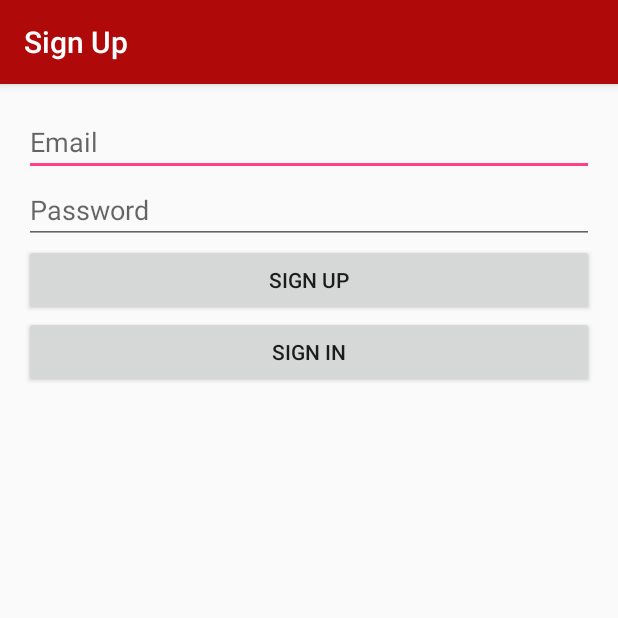
After one commit to nisargap/DapMe, an Android app: the Register screen opened directly, with no data from a screen before it, on a phone screen of 412 x 824 dp, the top half of it. The commit adds this screen. Run offline under Robolectric (Android 15) with nearby library versions, the phone set to English and light mode, and no system bars; libraries missing offline, so code that uses them is left out: com.firebase.client; 1 statement that could not run was skipped.

Commit message:
Completed User Authentication with the User and Password provider and also completed user sign up

```diff
--- /dev/null
+++ b/app/src/main/java/nisargap/dapme/Register.java
@@ -0,0 +1,50 @@
+package nisargap.dapme;
+
+import android.content.Intent;
+import android.support.v7.app.AppCompatActivity;
+import android.os.Bundle;
+import android.view.View;
+import android.widget.EditText;
+
+import com.firebase.client.Firebase;
+import com.firebase.client.FirebaseError;
+
+import java.util.Map;
+
+public class Register extends AppCompatActivity {
+
+    FirebaseUserAuth mUserAuth;
+    @Override
+    protected void onCreate(Bundle savedInstanceState) {
+        super.onCreate(savedInstanceState);
+        setContentView(R.layout.activity_register);
+        mUserAuth = new FirebaseUserAuth();
+    }
+    public void goToLoginView(View v){
+
+        Intent goToLogin = new Intent(Register.this, LoginActivity.class);
+        startActivity(goToLogin);
+
+    }
+
+    public void createUser(View v){
+
+        EditText emailEditText = (EditText)findViewById(R.id.emailField);
+        EditText passwordEditText = (EditText) findViewById(R.id.passwordField);
+
+        mUserAuth.createNewUser(emailEditText.getText().toString(), passwordEditText.getText().toString(), new Firebase.ValueResultHandler<Map<String, Object>>() {
+            @Override
+            public void onSuccess(Map<String, Object> stringObjectMap) {
+
+                Intent goToLogin = new Intent(Register.this, LoginActivity.class);
+                startActivity(goToLogin);
+            }
+
+            @Override
+            public void onError(FirebaseError firebaseError) {
+
+            }
+        });
+
+    }
+}
--- /dev/null
+++ b/app/src/main/res/layout/activity_register.xml
@@ -0,0 +1,51 @@
+<?xml version="1.0" encoding="utf-8"?>
+<RelativeLayout xmlns:android="http://schemas.android.com/apk/res/android"
+    xmlns:tools="http://schemas.android.com/tools" android:layout_width="match_parent"
+    android:layout_height="match_parent" android:paddingLeft="@dimen/activity_horizontal_margin"
+    android:paddingRight="@dimen/activity_horizontal_margin"
+    android:paddingTop="@dimen/activity_vertical_margin"
+    android:paddingBottom="@dimen/activity_vertical_margin" tools:context="nisargap.dapme.Register">
+
+    <EditText
+        android:layout_width="wrap_content"
+        android:layout_height="wrap_content"
+        android:inputType="textEmailAddress"
+        android:ems="10"
+        android:id="@+id/emailField"
+        android:layout_alignParentStart="true"
+        android:layout_alignParentTop="true"
+        android:layout_alignParentEnd="true"
+        android:hint="@string/prompt_email" />
+
+    <EditText
+        android:layout_width="wrap_content"
+        android:layout_height="wrap_content"
+        android:inputType="textEmailAddress"
+        android:ems="10"
+        android:id="@+id/passwordField"
+        android:hint="@string/prompt_password"
+        android:layout_below="@+id/emailField"
+        android:layout_alignParentStart="true"
+        android:layout_alignEnd="@+id/emailField"
+        android:password="true" />
+
+    <Button
+        android:layout_width="wrap_content"
+        android:layout_height="wrap_content"
+        android:text="@string/action_sign_up"
+        android:id="@+id/button2"
+        android:layout_below="@+id/passwordField"
+        android:layout_alignParentStart="true"
+        android:layout_alignEnd="@+id/passwordField"
+        android:onClick="createUser" />
+
+    <Button
+        android:layout_width="wrap_content"
+        android:layout_height="wrap_content"
+        android:text="@string/action_sign_in"
+        android:id="@+id/button3"
+        android:layout_below="@+id/button2"
+        android:layout_alignEnd="@+id/button2"
+        android:layout_alignParentStart="true"
+        android:onClick="goToLoginView" />
+</RelativeLayout>
--- /dev/null
+++ b/app/src/main/res/values-w820dp/dimens.xml
@@ -0,0 +1,6 @@
+<resources>
+    <!-- Example customization of dimensions originally defined in res/values/dimens.xml
+         (such as screen margins) for screens with more than 820dp of available width. This
+         would include 7" and 10" devices in landscape (~960dp and ~1280dp respectively). -->
+    <dimen name="activity_horizontal_margin">64dp</dimen>
+</resources>
--- a/app/src/main/res/values/colors.xml
+++ b/app/src/main/res/values/colors.xml
@@ -1,6 +1,6 @@
 <?xml version="1.0" encoding="utf-8"?>
 <resources>
-    <color name="colorPrimary">#3F51B5</color>
-    <color name="colorPrimaryDark">#303F9F</color>
+    <color name="colorPrimary">#B00909</color>
+    <color name="colorPrimaryDark">#333333</color>
     <color name="colorAccent">#FF4081</color>
 </resources>
--- a/app/src/main/res/values/strings.xml
+++ b/app/src/main/res/values/strings.xml
@@ -3,8 +3,12 @@
 
     <!-- Strings related to login -->
     <string name="prompt_email">Email</string>
-    <string name="prompt_password">Password (optional)</string>
-    <string name="action_sign_in">Sign in or register</string>
+    <string name="prompt_password">Password</string>
+    <string name="prompt_password_again">Password Again</string>
+    <string name="sign_up">Sign Up</string>
+    <string name="action_sign_in">Sign in</string>
+    <string name="action_sign_up">Sign up</string>
+    <string name="password_again">Password again</string>
     <string name="action_sign_in_short">Sign in</string>
     <string name="error_invalid_email">This email address is invalid</string>
     <string name="error_invalid_password">This password is too short</string>
@@ -13,4 +17,5 @@
     <string name="permission_rationale">"Contacts permissions are needed for providing email
         completions."
     </string>
+    <string name="title_activity_sign_up">Sign in</string>
 </resources>
```
Also changed, not shown: app/src/main/AndroidManifest.xml (+10 -0 lines), app/src/main/java/nisargap/dapme/FirebaseUserAuth.java (+18 -0 lines), app/src/main/java/nisargap/dapme/LoginActivity.java (+28 -1 lines), app/src/main/java/nisargap/dapme/MembersViewActivity.java (added, +32 -0 lines), app/src/main/res/layout/activity_login.xml (+9 -0 lines), app/src/main/res/layout/activity_members_view.xml (added, +19 -0 lines).
